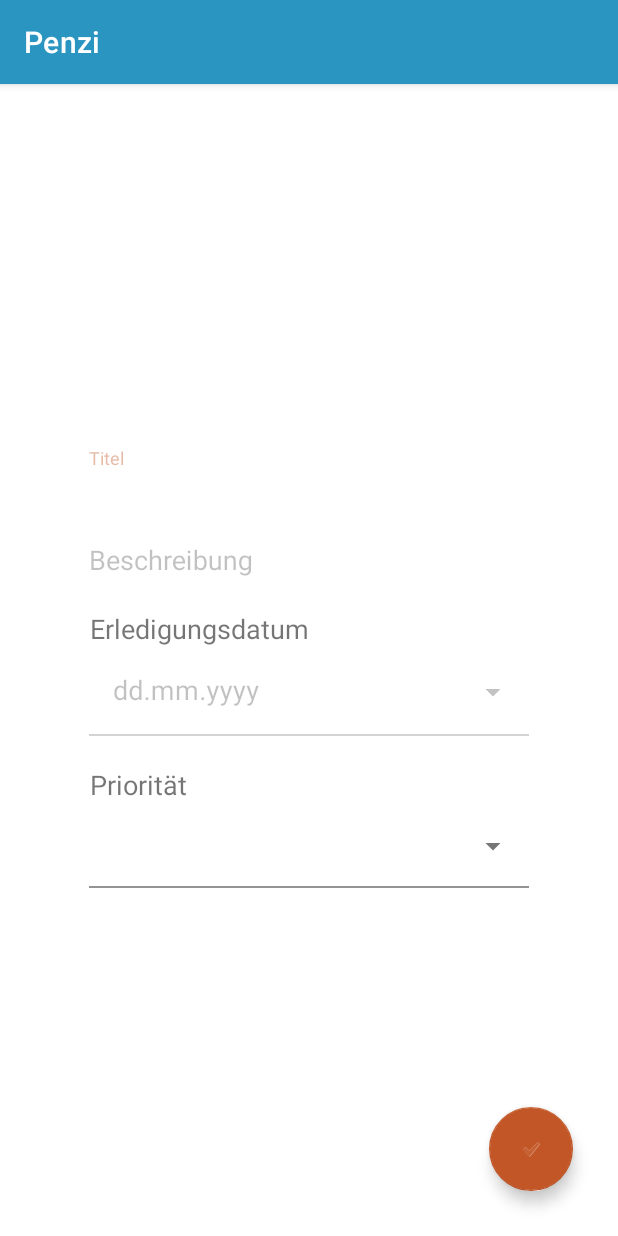
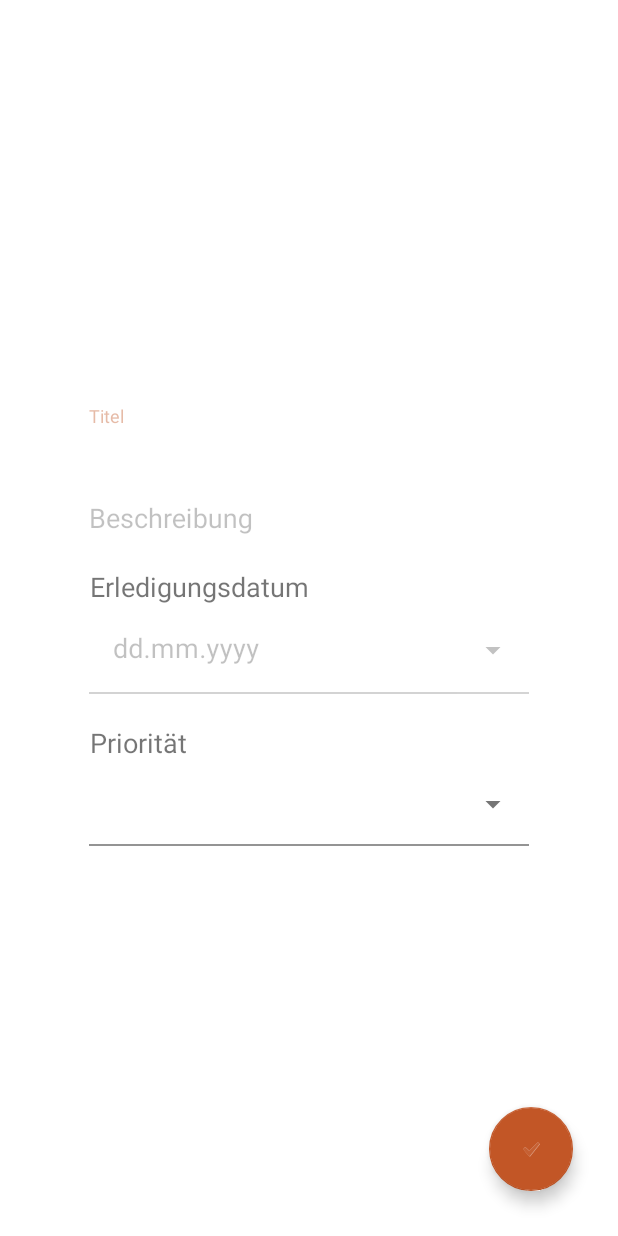
Before and after one commit to leZayn/m335_project, an Android app: the screen it shows after launch (CreateActivity), after a tap on an icon or button, on a phone screen of 412 x 824 dp. Run offline under Robolectric (Android 15) with nearby library versions, the light colour scheme and no system bars; our stand-ins replace Room's generated code; 1 statement that could not run was skipped.

Commit message:
Update View if pendency added

```diff
--- a/Penz/app/src/main/java/m335/penz/MainActivity.java
+++ b/Penz/app/src/main/java/m335/penz/MainActivity.java
@@ -63,6 +63,12 @@ public class MainActivity extends AppCompatActivity {
         }
     }
 
+    @Override
+    protected void onResume() {
+        super.onResume();
+        printPendencies();
+    }
+
     private void findItems(){
         createButton =  findViewById(R.id.createButton);
         smiley = findViewById(R.id.img_smiley);
@@ -72,7 +78,6 @@ public class MainActivity extends AppCompatActivity {
     private void openCreateActivity(){
         Intent intent = new Intent(this, CreateActivity.class);
         startActivity(intent);
-        finish();
     }
 
 }
--- a/Penz/app/src/main/res/values/themes.xml
+++ b/Penz/app/src/main/res/values/themes.xml
@@ -1,6 +1,6 @@
 <resources xmlns:tools="http://schemas.android.com/tools">
     <!-- Base application theme. -->
-    <style name="Theme.Penz" parent="Theme.MaterialComponents.DayNight.DarkActionBar">
+    <style name="Theme.Penz" parent="Theme.MaterialComponents.DayNight.NoActionBar">
         <!-- Primary brand color. -->
         <item name="colorPrimary">@color/primarycolor</item>
         <item name="colorPrimaryVariant">@color/statusbarcolor</item>
```
